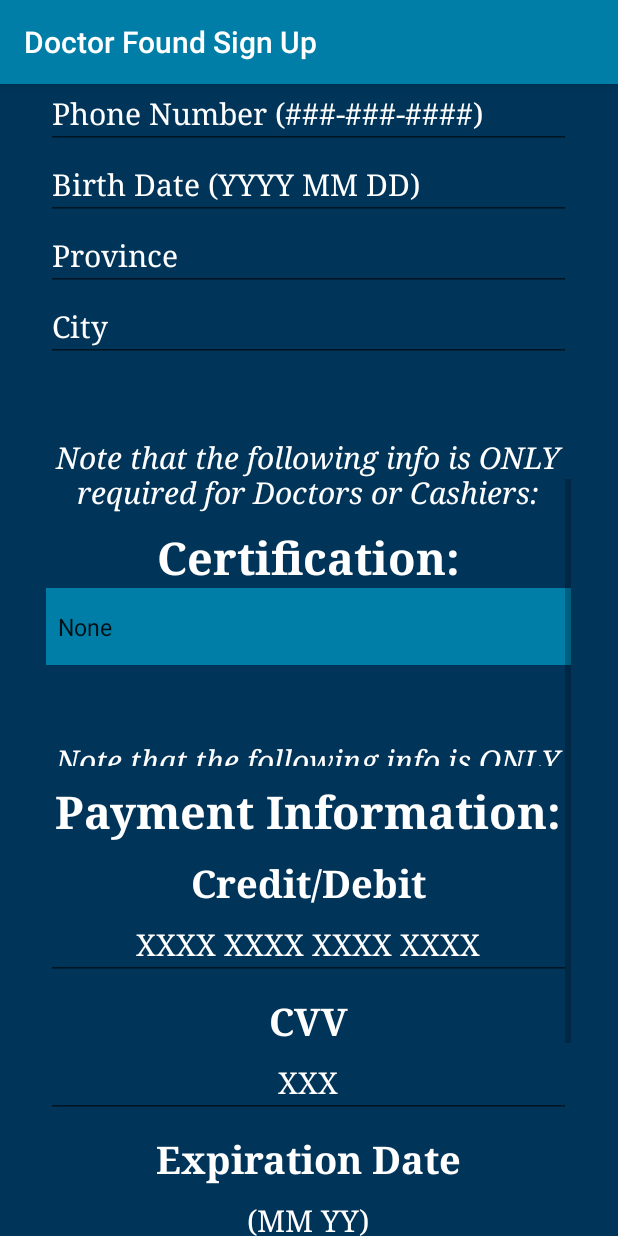
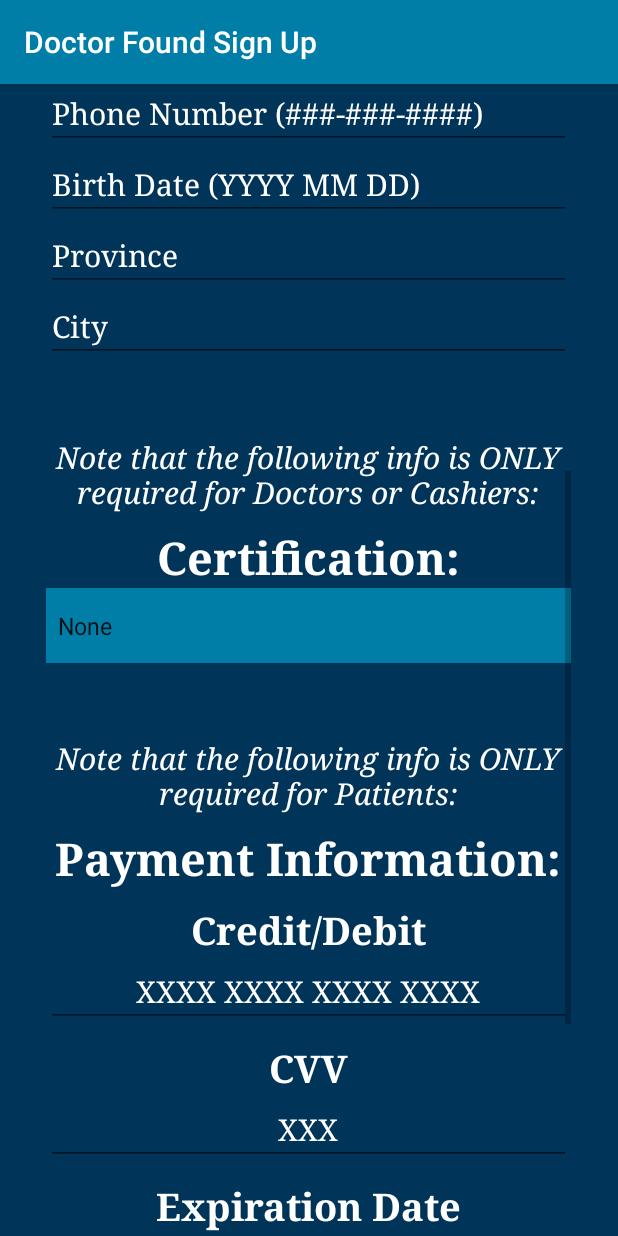
Before and after one commit to doctorfound2020/CSIS3175DF, an Android app: the SignUpActivity screen opened directly, with no data from a screen before it, scrolled down 537 dp, on a phone screen of 412 x 824 dp. Run offline under Robolectric (Android 15) with nearby library versions, the phone set to English and light mode, and no system bars.

Commit message:
Fixed some minor runtime and layout errors with SignUpActivity.java.

```diff
--- a/app/src/main/res/layout/activity_sign_up.xml
+++ b/app/src/main/res/layout/activity_sign_up.xml
@@ -206,7 +206,7 @@
                 <Spinner
                     android:id="@+id/spinnerCertification"
                     android:layout_width="match_parent"
-                    android:layout_height="51dp"
+                    android:layout_height="50dp"
                     android:background="#007EA7"
                     android:entries="@array/spinnerCertification" />
 
@@ -215,7 +215,7 @@
                 <TextView
                     android:id="@+id/txtForPatient"
                     android:layout_width="match_parent"
-                    android:layout_height="67dp"
+                    android:layout_height="wrap_content"
                     android:gravity="center"
                     android:paddingTop="50dp"
                     android:text="@string/txtForPatient"
--- a/app/src/main/res/values/strings.xml
+++ b/app/src/main/res/values/strings.xml
@@ -40,8 +40,8 @@
             <item>None</item>
             <item>Certificate</item>
             <item>Diploma</item>
-            <item>Bachelor's Degree</item>
-            <item>Masters's Degree</item>
+            <item>Bachelors Degree</item>
+            <item>Masters Degree</item>
             <item>PhD</item>
         </string-array>
 
```
